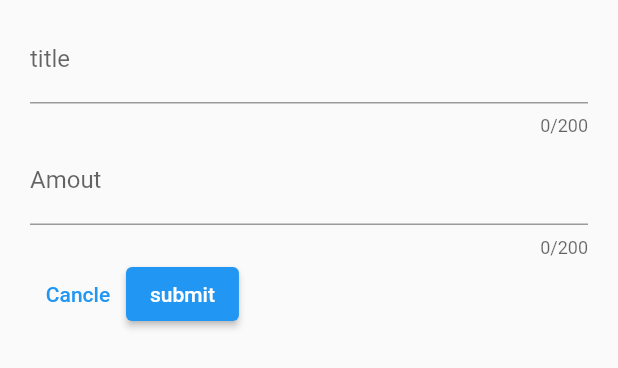
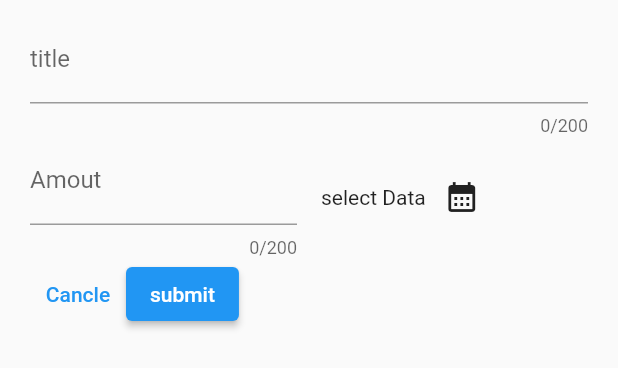
Before and after one commit to jayednahain/Expense-Tracker, a Flutter app: the AddNewExpenseWidget widget shown alone on an empty page, opened directly, on a phone screen of 412 x 824 dp. Shown: the top 368 px of the screen. Run offline on Flutter 3.47's test engine with Material 2 defaults, Android fonts, the light colour scheme and no system bars.

Commit message:
114: complete adding date picker

```diff
--- a/lib/Widgets/AddNewExpenseWidget.dart
+++ b/lib/Widgets/AddNewExpenseWidget.dart
@@ -1,3 +1,4 @@
+import 'package:expencetracker/Models/ExpenseModal.dart';
 import 'package:flutter/material.dart';
 import 'package:flutter/services.dart';
 
@@ -14,10 +15,31 @@ class _AddNewExpenseWidgetState extends State<AddNewExpenseWidget> {
   //109:
   final _titleInputFieldController = TextEditingController();
   final _amountInputFieldController = TextEditingController();
+  //114
+  DateTime? _selectedDate;
+
+  //114
+  void _showDatePicker() async{
+    final currentData = DateTime.now();
+    final firstDate =DateTime(currentData.year-1,currentData.month, currentData.day);
+    // showDatePicker(
+    //     context: context,
+    //     initialDate: currentData,
+    //     firstDate: firstDate,
+    //     lastDate: currentData
+    // ).then((value) => null);
+    final pickDate = await showDatePicker(
+        context: context,
+        initialDate: currentData,
+        firstDate: firstDate,
+        lastDate: currentData
+    );
+    //114
+    setState(() {_selectedDate = pickDate;});
+  }
 
   @override
   void dispose() {
-    // TODO: implement dispose
     //109:
     _titleInputFieldController.dispose();
     _amountInputFieldController.dispose();
@@ -27,7 +49,7 @@ class _AddNewExpenseWidgetState extends State<AddNewExpenseWidget> {
   @override
   Widget build(BuildContext context) {
     return Padding(
-      padding: EdgeInsets.symmetric(
+      padding: const EdgeInsets.symmetric(
         horizontal: 20, vertical: 10
       ),
       child: Column(
@@ -36,24 +58,37 @@ class _AddNewExpenseWidgetState extends State<AddNewExpenseWidget> {
             //109:
             controller: _titleInputFieldController,
             maxLength: 200,
-            decoration: InputDecoration(
+            decoration: const InputDecoration(
               label: Text("title")
             ),
           ),
-          TextField(
+          Row(
+            children: [
+              Expanded(
+                  child: TextField(
                     //109:
-            inputFormatters: [
-             new FilteringTextInputFormatter.allow(RegExp("[0-9]")),
-            ],
+                    inputFormatters: [ FilteringTextInputFormatter.allow(RegExp("[0-9]"))],
                     keyboardType: TextInputType.number,
                     controller: _amountInputFieldController,
                     maxLength: 200,
-            decoration: InputDecoration(
+                    decoration: const InputDecoration(
                         prefixText: '\$ ',
                         label: Text("Amout")
                     ),
+                  )
               ),
-
+              const SizedBox(width: 16),
+              Expanded(child: Row(
+                children: [
+                  //114
+                  Text(_selectedDate == null ?  "select Data" : DateFormatter.format(_selectedDate!)),
+                  IconButton(
+                      onPressed: (){_showDatePicker();},
+                      icon:const Icon(Icons.calendar_month) )
+                ],
+              ))
+            ],
+          ),
           //108
           Row(
             children: [
```
Also changed, not shown: 1 other file. Lines whose indentation alone changed are shown as unchanged.
